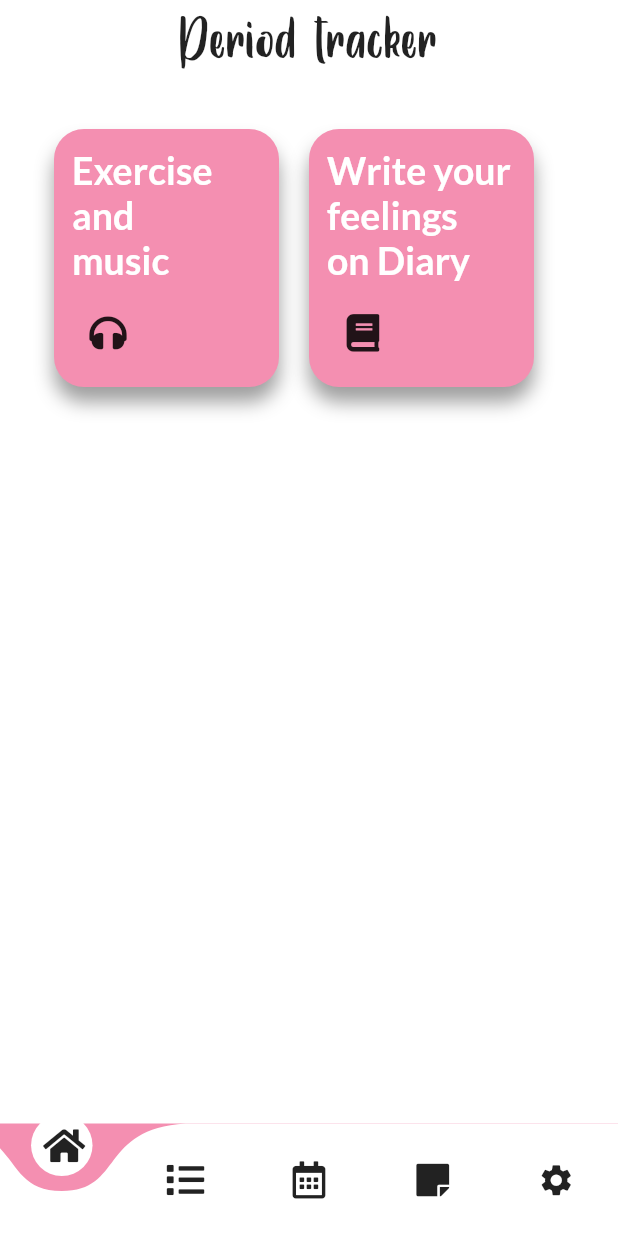
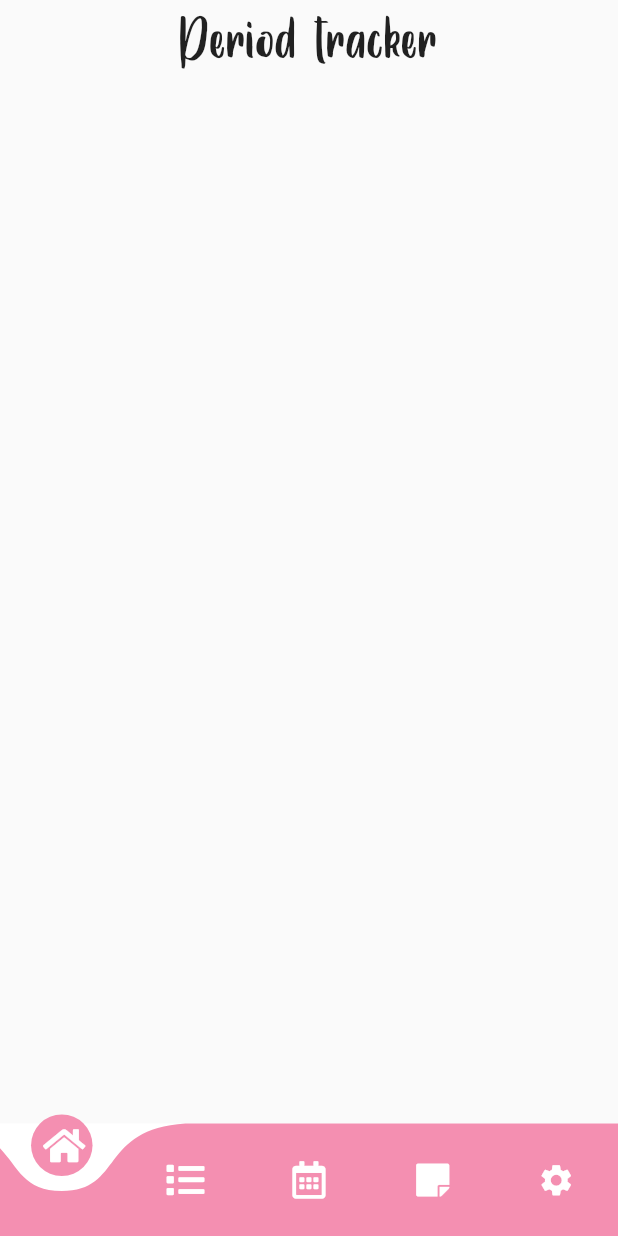
Before and after one commit to Akhil-ps-dev/p-tracker, a Flutter app: the screen it shows after launch, on a phone screen of 412 x 824 dp. Run offline on Flutter 3.47's test engine with Material 2 defaults, Android fonts, the phone set to English and light mode, and no system bars; drawn by our look-alikes of curved_navigation_bar; our stand-ins replace flutter_settings_screens, font_awesome_flutter.

Commit message:
add add darkmode and delete horizontal scroll view

```diff
--- a/lib/main.dart
+++ b/lib/main.dart
@@ -7,13 +7,22 @@
 }
 
 class MyApp extends StatelessWidget {
-  // This widget is the root of your application.
+  static final ValueNotifier<ThemeMode> themeNotifier =
+      ValueNotifier(ThemeMode.light);
   @override
   Widget build(BuildContext context) {
-    return MaterialApp(
-      debugShowCheckedModeBanner: false,
-      theme: ThemeData(scaffoldBackgroundColor: Colors.white),
-      home: MainScreen(),
-    );
+    return ValueListenableBuilder<ThemeMode>(
+        valueListenable: themeNotifier,
+        builder: (_, ThemeMode currentMode, __) {
+          return MaterialApp(
+            // Remove the debug banner
+            debugShowCheckedModeBanner: false,
+            title: 'Kindacode.com',
+            theme: ThemeData(primarySwatch: Colors.pink),
+            darkTheme: ThemeData.dark(),
+            themeMode: currentMode,
+            home: MainScreen(),
+          );
+        });
   }
 }
--- a/lib/main_screen.dart
+++ b/lib/main_screen.dart
@@ -27,27 +27,33 @@
   Widget build(BuildContext context) {
     return Scaffold(
       bottomNavigationBar: CurvedNavigationBar(
-        backgroundColor: Colors.pink.shade200,
+        color: Colors.pink.shade200,
+        backgroundColor: Colors.white,
         index: selectedIndex,
         items: [
           Icon(
             FontAwesomeIcons.home,
+            color: Colors.white,
             size: 25,
           ),
           Icon(
             FontAwesomeIcons.list,
+            color: Colors.white,
             size: 25,
           ),
           Icon(
             FontAwesomeIcons.calendarAlt,
+            color: Colors.white,
             size: 25,
           ),
           Icon(
             FontAwesomeIcons.solidStickyNote,
+            color: Colors.white,
             size: 25,
           ),
           Icon(
             Icons.settings,
+            color: Colors.white,
             size: 25,
           ),
         ],
--- a/lib/screens/01home.dart
+++ b/lib/screens/01home.dart
@@ -36,7 +36,7 @@
                     ],
                   ),
                 ),
-                BannerWidget()
+                //! BannerWidget()
               ],
             ),
           ),
@@ -46,169 +46,168 @@
   }
 }
 
-class BannerWidget extends StatelessWidget {
-
-  @override
-  Widget build(BuildContext context) {
-    return SingleChildScrollView(
-      physics: BouncingScrollPhysics(),
-      scrollDirection: Axis.horizontal,
-      child: Container(
-        margin: const EdgeInsets.symmetric(vertical: 20, horizontal: 20),
-        child: FittedBox(
-          fit: BoxFit.fill,
-          alignment: Alignment.topCenter,
-          child: Row(
-            children: <Widget>[
-              InkWell(
-                onTap: () {
-                  Navigator.push(
-                    context,
-                    MaterialPageRoute(
-                      builder: (context) => SettingsPage(),
-                    ),
-                  );
-                },
-                child: Container(
-                  width: 150,
-                  margin: EdgeInsets.only(right: 20),
-                  decoration: BoxDecoration(
-                      boxShadow: [
-                        BoxShadow(
-                            color: Colors.grey,
-                            blurRadius: 10.0,
-                            offset: Offset(0.0, 10.0))
-                      ],
-                      color: Colors.pink.shade200,
-                      borderRadius: BorderRadius.all(Radius.circular(20.0))),
-                  child: Padding(
-                    padding: const EdgeInsets.all(12.0),
-                    child: Column(
-                      crossAxisAlignment: CrossAxisAlignment.start,
-                      children: <Widget>[
-                        Text(
-                          "Exercise\nand\nmusic",
-                          style: TextStyle(
-                              fontSize: 25,
-                              color: Colors.white,
-                              fontWeight: FontWeight.bold,
-                              fontFamily: "lato"),
-                        ),
-                        SizedBox(
-                          height: 10,
-                        ),
-                        IconButton(
-                          onPressed: () {},
-                          icon: Icon(
-                            FontAwesomeIcons.headphones,
-                            size: 25,
-                          ),
-                        ),
-                      ],
-                    ),
-                  ),
-                ),
-              ),
-              InkWell(
-                onTap: () {
-                  Navigator.push(
-                    context,
-                    MaterialPageRoute(
-                      builder: (context) => NoteScreen(),
-                    ),
-                  );
-                },
-                child: Container(
-                  width: 150,
-                  margin: EdgeInsets.only(right: 20),
-                  decoration: BoxDecoration(
-                      boxShadow: [
-                        BoxShadow(
-                            color: Colors.grey,
-                            blurRadius: 10.0,
-                            offset: Offset(0.0, 10.0))
-                      ],
-                      color: Colors.pink.shade200,
-                      borderRadius: BorderRadius.all(Radius.circular(20.0))),
-                  child: Padding(
-                    padding: const EdgeInsets.all(12.0),
-                    child: Column(
-                      crossAxisAlignment: CrossAxisAlignment.start,
-                      children: <Widget>[
-                        Text(
-                          "Write your\nfeelings\non Diary",
-                          style: TextStyle(
-                              fontSize: 25,
-                              color: Colors.white,
-                              fontWeight: FontWeight.bold,
-                              fontFamily: "lato"),
-                        ),
-                        SizedBox(
-                          height: 10,
-                        ),
-                        IconButton(
-                          onPressed: () {},
-                          icon: Icon(
-                            FontAwesomeIcons.book,
-                            size: 25,
-                          ),
-                        ),
-                      ],
-                    ),
-                  ),
-                ),
-              ),
-              // InkWell(
-              //   onTap: () {
-              //     Navigator.push(
-              //       context,
-              //       MaterialPageRoute(builder: (context) => DateRangePickerWidget()),
-              //     );
-              //   },
-              //   child: Container(
-              //     width: 150,
-              //     margin: EdgeInsets.only(right: 20),
-              //     decoration: BoxDecoration(
-              //         boxShadow: [
-              //           BoxShadow(
-              //               color: Colors.grey,
-              //               blurRadius: 10.0,
-              //               offset: Offset(0.0, 10.0))
-              //         ],
-              //         color: Colors.pink.shade200,
-              //         borderRadius: BorderRadius.all(Radius.circular(20.0))),
-              //     child: Padding(
-              //       padding: const EdgeInsets.all(12.0),
-              //       child: Column(
-              //         crossAxisAlignment: CrossAxisAlignment.start,
-              //         children: <Widget>[
-              //           Text(
-              //             "Calnedar\nand\nreminder",
-              //             style: TextStyle(
-              //                 fontSize: 25,
-              //                 color: Colors.white,
-              //                 fontWeight: FontWeight.bold,
-              //                 fontFamily: "lato"),
-              //           ),
-              //           SizedBox(
-              //             height: 10,
-              //           ),
-              //           IconButton(
-              //             onPressed: () {},
-              //             icon: Icon(
-              //               FontAwesomeIcons.smileWink,
-              //               size: 25,
-              //             ),
-              //           ),
-              //         ],
-              //       ),
-              //     ),
-              //   ),
-              // ),
-            ],
-          ),
-        ),
-      ),
-    );
-  }
-}
+// class BannerWidget extends StatelessWidget {
+//   @override
+//   Widget build(BuildContext context) {
+//     return SingleChildScrollView(
+//       physics: BouncingScrollPhysics(),
+//       scrollDirection: Axis.horizontal,
+//       child: Container(
+//         margin: const EdgeInsets.symmetric(vertical: 20, horizontal: 20),
+//         child: FittedBox(
+//           fit: BoxFit.fill,
+//           alignment: Alignment.topCenter,
+//           child: Row(
+//             children: <Widget>[
+//               // InkWell(
+//               //   onTap: () {
+//               //     Navigator.push(
+//               //       context,
+//               //       MaterialPageRoute(
+//               //         builder: (context) => SettingsPage(),
+//               //       ),
+//               //     );
+//               //   },
+//               //   child: Container(
+//               //     width: 150,
+//               //     margin: EdgeInsets.only(right: 20),
+//               //     decoration: BoxDecoration(
+//               //         boxShadow: [
+//               //           BoxShadow(
+//               //               color: Colors.grey,
+//               //               blurRadius: 10.0,
+//               //               offset: Offset(0.0, 10.0))
+//               //         ],
+//               //         color: Colors.pink.shade200,
+//               //         borderRadius: BorderRadius.all(Radius.circular(20.0))),
+//               //     child: Padding(
+//               //       padding: const EdgeInsets.all(12.0),
+//               //       child: Column(
+//               //         crossAxisAlignment: CrossAxisAlignment.start,
+//               //         children: <Widget>[
+//               //           Text(
+//               //             "Exercise\nand\nmusic",
+//               //             style: TextStyle(
+//               //                 fontSize: 25,
+//               //                 color: Colors.white,
+//               //                 fontWeight: FontWeight.bold,
+//               //                 fontFamily: "lato"),
+//               //           ),
+//               //           SizedBox(
+//               //             height: 10,
+//               //           ),
+//               //           IconButton(
+//               //             onPressed: () {},
+//               //             icon: Icon(
+//               //               FontAwesomeIcons.headphones,
+//               //               size: 25,
+//               //             ),
+//               //           ),
+//               //         ],
+//               //       ),
+//               //     ),
+//               //   ),
+//               // ),
+//               // InkWell(
+//               //   onTap: () {
+//               //     Navigator.push(
+//               //       context,
+//               //       MaterialPageRoute(
+//               //         builder: (context) => NoteScreen(),
+//               //       ),
+//               //     );
+//               //   },
+//               //   child: Container(
+//               //     width: 150,
+//               //     margin: EdgeInsets.only(right: 20),
+//               //     decoration: BoxDecoration(
+//               //         boxShadow: [
+//               //           BoxShadow(
+//               //               color: Colors.grey,
+//               //               blurRadius: 10.0,
+//               //               offset: Offset(0.0, 10.0))
+//               //         ],
+//               //         color: Colors.pink.shade200,
+//               //         borderRadius: BorderRadius.all(Radius.circular(20.0))),
+//               //     child: Padding(
+//               //       padding: const EdgeInsets.all(12.0),
+//               //       child: Column(
+//               //         crossAxisAlignment: CrossAxisAlignment.start,
+//               //         children: <Widget>[
+//               //           Text(
+//               //             "Write your\nfeelings\non Diary",
+//               //             style: TextStyle(
+//               //                 fontSize: 25,
+//               //                 color: Colors.white,
+//               //                 fontWeight: FontWeight.bold,
+//               //                 fontFamily: "lato"),
+//               //           ),
+//               //           SizedBox(
+//               //             height: 10,
+//               //           ),
+//               //           IconButton(
+//               //             onPressed: () {},
+//               //             icon: Icon(
+//               //               FontAwesomeIcons.book,
+//               //               size: 25,
+//               //             ),
+//               //           ),
+//               //         ],
+//               //       ),
+//               //     ),
+//               //   ),
+//               // ),
+//               // InkWell(
+//               //   onTap: () {
+//               //     Navigator.push(
+//               //       context,
+//               //       MaterialPageRoute(builder: (context) => DateRangePickerWidget()),
+//               //     );
+//               //   },
+//               //   child: Container(
+//               //     width: 150,
+//               //     margin: EdgeInsets.only(right: 20),
+//               //     decoration: BoxDecoration(
+//               //         boxShadow: [
+//               //           BoxShadow(
+//               //               color: Colors.grey,
+//               //               blurRadius: 10.0,
+//               //               offset: Offset(0.0, 10.0))
+//               //         ],
+//               //         color: Colors.pink.shade200,
+//               //         borderRadius: BorderRadius.all(Radius.circular(20.0))),
+//               //     child: Padding(
+//               //       padding: const EdgeInsets.all(12.0),
+//               //       child: Column(
+//               //         crossAxisAlignment: CrossAxisAlignment.start,
+//               //         children: <Widget>[
+//               //           Text(
+//               //             "Calnedar\nand\nreminder",
+//               //             style: TextStyle(
+//               //                 fontSize: 25,
+//               //                 color: Colors.white,
+//               //                 fontWeight: FontWeight.bold,
+//               //                 fontFamily: "lato"),
+//               //           ),
+//               //           SizedBox(
+//               //             height: 10,
+//               //           ),
+//               //           IconButton(
+//               //             onPressed: () {},
+//               //             icon: Icon(
+//               //               FontAwesomeIcons.smileWink,
+//               //               size: 25,
+//               //             ),
+//               //           ),
+//               //         ],
+//               //       ),
+//               //     ),
+//               //   ),
+//               // ),
+//             ],
+//           ),
+//         ),
+//       ),
+//     );
+//   }
+// }
--- a/lib/screens/05settings_screen.dart
+++ b/lib/screens/05settings_screen.dart
@@ -3,6 +3,7 @@
 import 'package:flutter/material.dart';
 import 'package:flutter_period/05_settings_file/01_account_page.dart';
 import 'package:flutter_period/05_settings_file/01icon_widget.dart';
+import 'package:flutter_period/main.dart';
 import 'package:flutter_settings_screens/flutter_settings_screens.dart';
 
 class SettingsPage extends StatefulWidget {
@@ -13,7 +14,21 @@
 class _SettingsPageState extends State<SettingsPage> {
   @override
   Widget build(BuildContext context) => Scaffold(
-
+        appBar: AppBar(
+          title: Text('Settings screen'),
+          actions: [
+            IconButton(
+                icon: Icon(MyApp.themeNotifier.value == ThemeMode.light
+                    ? Icons.dark_mode
+                    : Icons.light_mode),
+                onPressed: () {
+                  MyApp.themeNotifier.value =
+                      MyApp.themeNotifier.value == ThemeMode.light
+                          ? ThemeMode.dark
+                          : ThemeMode.light;
+                })
+          ],
+        ),
         body: SafeArea(
           child: ListView(
             padding: EdgeInsets.all(24),
--- a/pubspec.yaml
+++ b/pubspec.yaml
@@ -26,6 +26,7 @@
   flutter:
     sdk: flutter
   flutter_settings_screens: ^0.2.2+1
+
   font_awesome_flutter: ^9.1.0
   intl: ^0.17.0
 
```
Also changed, not shown: 1 other file.
